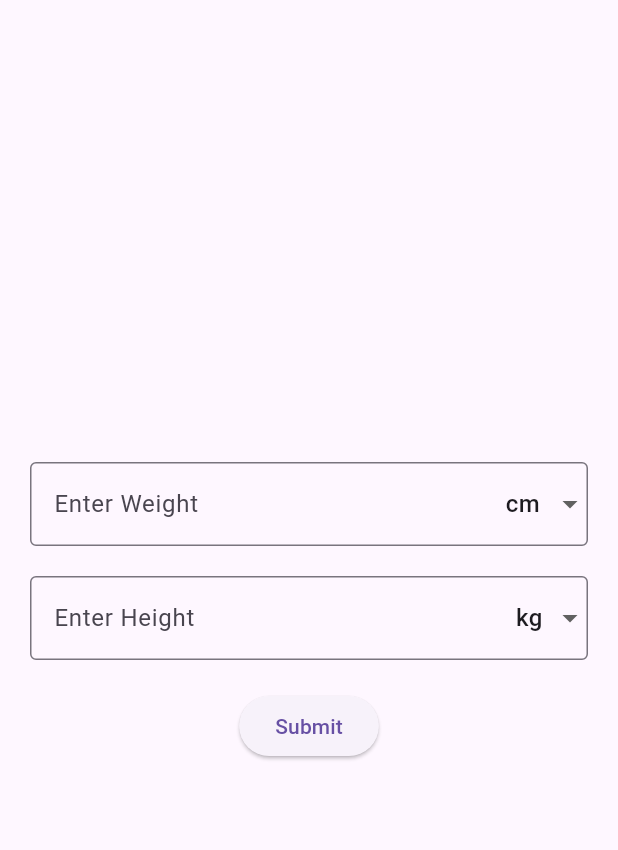
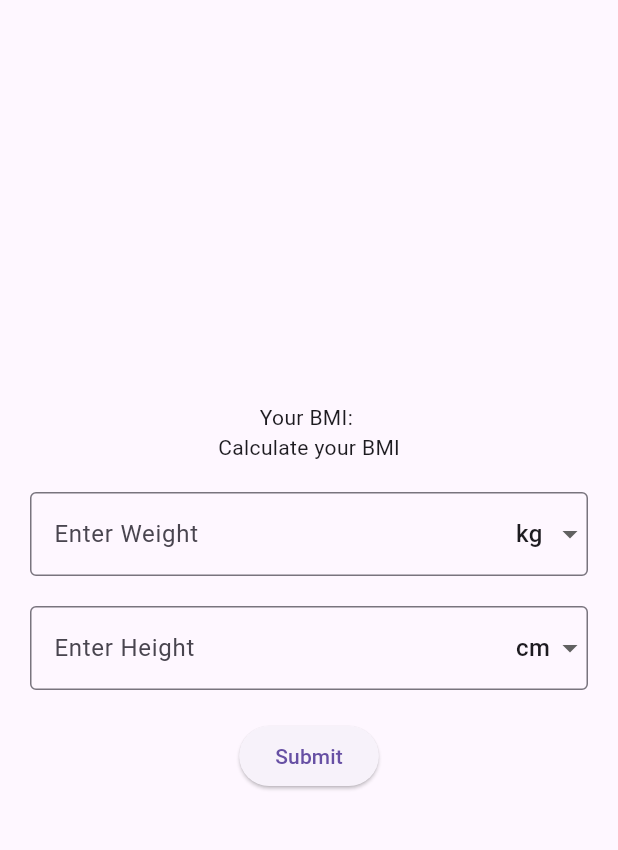
Before and after one commit to lucifron28/bmi-calculator, a Flutter app: the screen it shows after launch, after a tap on "Submit", on a phone screen of 412 x 824 dp, the part 63-913 px from its top. Run offline on Flutter 3.47's test engine with Material 3 defaults, Android fonts, the phone set to English and light mode, and no system bars.

Commit message:
base functionality

```diff
--- a/lib/bmi_calculator.dart
+++ b/lib/bmi_calculator.dart
@@ -1,3 +1,4 @@
+import 'package:bmi_calculator/app.dart';
 import 'package:flutter/material.dart';
 import 'unit_text_form_field.dart';
 
@@ -11,12 +12,13 @@ class Calculator extends StatefulWidget {
 class _CalculatorState extends State<Calculator> {
   TextEditingController heightController = TextEditingController();
   TextEditingController weightController = TextEditingController();
+  String resultBMI = "Calculate your BMI";
 
   String? selectedWeightUnit = "kg";
   List<String> weightUnits = ["kg", "lbs"];
 
   String? selectedHeightUnit = "cm";
-  List<String> heightUnits = ["cm", "inch"];
+  List<String> heightUnits = ["cm", "in", "m"];
   bool isNumeric(String s) {
     if (s.isEmpty) {
       return false;
@@ -24,39 +26,38 @@ class _CalculatorState extends State<Calculator> {
     return double.tryParse(s) != null;
   }
 
+double calculateBMI(double height, double weight) {
+  if (selectedHeightUnit == "cm") {
+    height = height / 100;
+  } else if (selectedHeightUnit == "in") {
+    height = height * 0.0254;
+  } else if (selectedHeightUnit == "m") {
+  }
+
+  if (selectedWeightUnit == "lbs") {
+    weight = weight * 0.453592;
+  }
+
+  return weight / (height * height);
+}
+
+
+
   @override
   Widget build(BuildContext context) {
     return Column(
       mainAxisAlignment: MainAxisAlignment.center,
       children: [
+        Text("Your BMI: "),
+        Text(resultBMI),
         Padding(
           padding: const EdgeInsets.all(20.0),
           child: Column(
             mainAxisAlignment: MainAxisAlignment.spaceEvenly,
             children: [
               UnitTextFormField(
-                controller: heightController,
+                controller: weightController,
                 labelText: "Enter Weight",
-                selectedUnit: selectedHeightUnit,
-                units: heightUnits,
-                onUnitChanged: (value) {
-                  setState(() {
-                    selectedHeightUnit = value;
-                  });
-                },
-                validator: (value) {
-                  if (value == null || value.isEmpty) {
-                    return "Please Enter a Number";
-                  }
-                  if (!isNumeric(value)) {
-                    return "Invalid number format";
-                  }
-                },
-              ),
-              SizedBox(height: 20),
-              UnitTextFormField(
-                controller: heightController,
-                labelText: "Enter Height",
                 selectedUnit: selectedWeightUnit,
                 units: weightUnits,
                 onUnitChanged: (value) {
@@ -73,15 +74,42 @@ class _CalculatorState extends State<Calculator> {
                   }
                 },
               ),
+              SizedBox(height: 20),
+              UnitTextFormField(
+                controller: heightController,
+                labelText: "Enter Height",
+                selectedUnit: selectedHeightUnit,
+                units: heightUnits,
+                onUnitChanged: (value) {
+                  setState(() {
+                    selectedHeightUnit = value;
+                  });
+                },
+                validator: (value) {
+                  if (value == null || value.isEmpty) {
+                    return "Please Enter a Number";
+                  }
+                  if (!isNumeric(value)) {
+                    return "Invalid number format";
+                  }
+                  return null;
+                },
+              ),
             ],
           ),
         ),
         ElevatedButton(
           onPressed: () {
-
+            double bmi = calculateBMI(
+              double.parse(heightController.text.trim()),
+              double.parse(weightController.text.trim()),
+            );
+            setState(() {
+              resultBMI = bmi.toString();
+            });
           },
           child: Text("Submit"),
-          ),
+        ),
       ],
     );
   }
```
